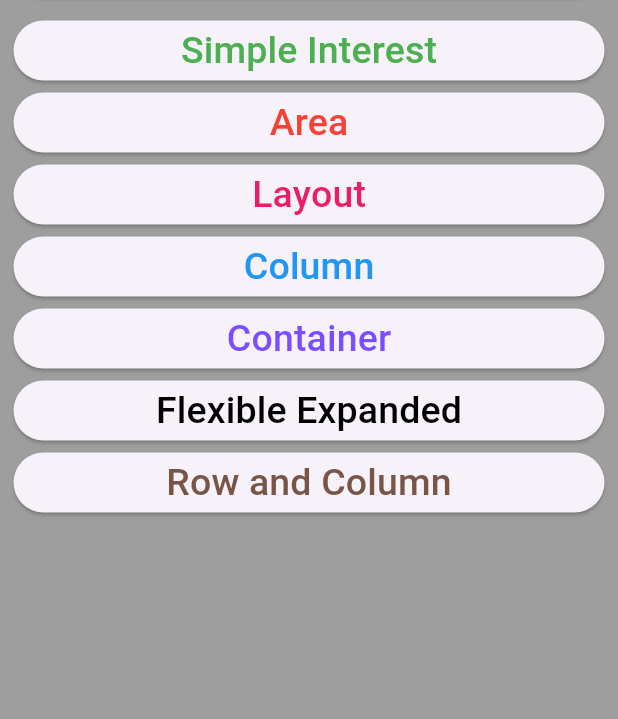
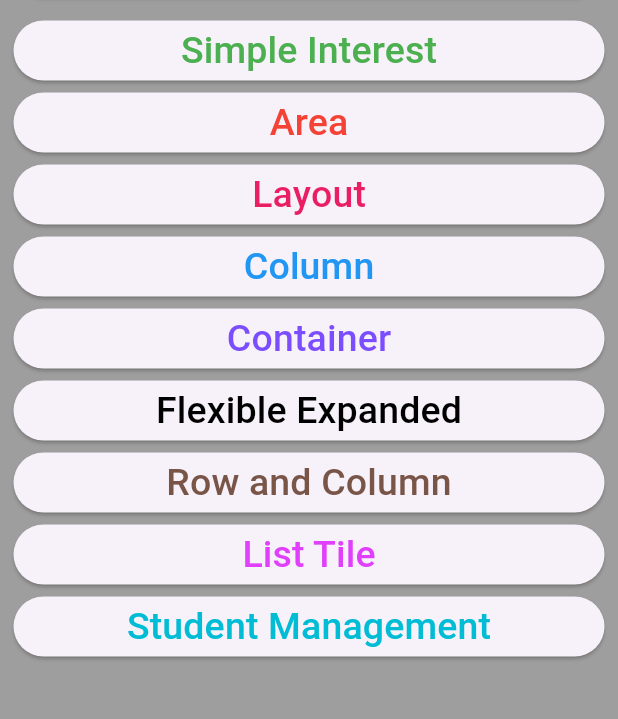
Before and after one commit to bijaya143/firstapp, a Flutter app: the screen it shows after launch, on a phone screen of 412 x 824 dp, the part 167-886 px from its top. Run offline on Flutter 3.47's test engine with Material 3 defaults, Android fonts, the phone set to English and light mode, and no system bars.

Commit message:
Feature: List Tile and local images

```diff
--- a/lib/common/my_snackbar.dart
+++ b/lib/common/my_snackbar.dart
@@ -8,7 +8,7 @@ showMySnackBar({
   ScaffoldMessenger.of(context).showSnackBar(
       SnackBar(
         content: Text(message),
-        duration: const Duration(seconds: 10),
+        duration: const Duration(seconds: 1),
         backgroundColor: color ?? Colors.green,
         behavior: SnackBarBehavior.floating,
       ));
--- /dev/null
+++ b/lib/model/student/student_model.dart
@@ -0,0 +1,19 @@
+class Student {
+  final String firstName;
+  final String lastName;
+  final String address;
+
+  Student({
+    required this.firstName,
+    required this.lastName,
+    required this.address
+  });
+
+  add(){
+    return {
+      firstName,
+      lastName,
+      address
+    };
+  }
+}
--- a/lib/screen/dashboard_screen.dart
+++ b/lib/screen/dashboard_screen.dart
@@ -4,8 +4,10 @@ import 'package:firstapp/screen/column_screen.dart';
 import 'package:firstapp/screen/container_screen.dart';
 import 'package:firstapp/screen/flexible_expanded_screen.dart';
 import 'package:firstapp/screen/layout_screen.dart';
+import 'package:firstapp/screen/list_tile_screen.dart';
 import 'package:firstapp/screen/row_and_column_screen.dart';
 import 'package:firstapp/screen/simple_interest_screen.dart';
+import 'package:firstapp/screen/student_mgmt_screen.dart';
 import 'package:flutter/material.dart';
 
 class DashboardScreen extends StatelessWidget {
@@ -168,6 +170,40 @@ class DashboardScreen extends StatelessWidget {
                   ),
                 ),
               ),
+              SizedBox(
+                width: double.infinity,
+                child: ElevatedButton(
+                  onPressed: (){
+                    Navigator.push(
+                        context,
+                        MaterialPageRoute(builder: (context) => const ListTileScreen()));
+                  },
+                  child: const Text(
+                    'List Tile',
+                    style: TextStyle(
+                        fontSize: 25,
+                        color: Colors.purpleAccent
+                    ),
+                  ),
+                ),
+              ),
+              SizedBox(
+                width: double.infinity,
+                child: ElevatedButton(
+                  onPressed: (){
+                    Navigator.push(
+                        context,
+                        MaterialPageRoute(builder: (context) => const StudentMgmtScreen()));
+                  },
+                  child: const Text(
+                    'Student Management',
+                    style: TextStyle(
+                        fontSize: 25,
+                        color: Colors.cyan
+                    ),
+                  ),
+                ),
+              ),
               // SizedBox(
               //
               //   width: double.infinity,
--- a/pubspec.yaml
+++ b/pubspec.yaml
@@ -59,9 +59,9 @@ flutter:
   uses-material-design: true
 
   # To add assets to your application, add an assets section, like this:
-  # assets:
-  #   - images/a_dot_burr.jpeg
-  #   - images/a_dot_ham.jpeg
+  assets:
+    - assets/images/
+    - assets/icons
 
   # An image asset can refer to one or more resolution-specific "variants", see
   # https://flutter.dev/assets-and-images/#resolution-aware
```
Also changed, not shown: lib/common/list_tile.dart (added, +27 -0 lines), lib/screen/list_tile_screen.dart (added, +31 -0 lines), lib/screen/output_screen.dart (added, +25 -0 lines), lib/screen/student_mgmt_screen.dart (added, +98 -0 lines), assets/images/image_1.jpg (added), assets/images/image_2.jpg (added), lib/screen/image_screen.dart (added).
